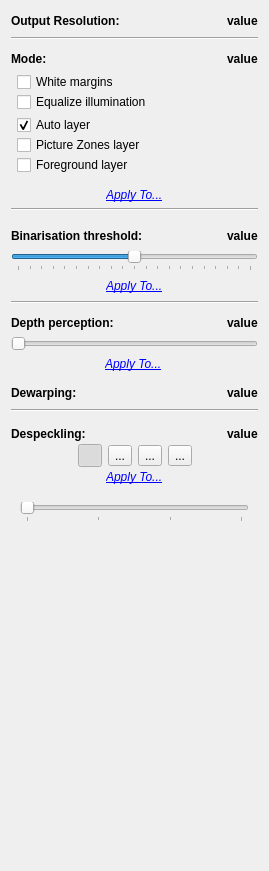
Above: filters/output/ui/OutputOptionsWidget.ui from ImageProcessing-ElectronicPublications/scantailor-deviant before the change. Below: the same form after it.
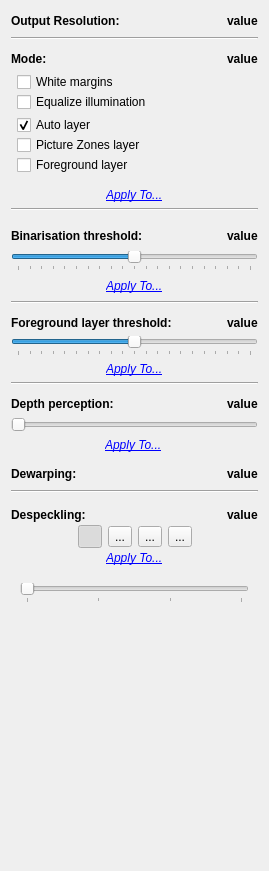
That is the form after the change. Icons and pictures are not drawn.

```diff
--- a/filters/output/ui/OutputOptionsWidget.ui
+++ b/filters/output/ui/OutputOptionsWidget.ui
@@ -13,7 +13,7 @@
   <property name="windowTitle">
    <string>Form</string>
   </property>
-  <layout class="QVBoxLayout" name="verticalLayout_4">
+  <layout class="QVBoxLayout" name="verticalLayout_8">
    <item>
     <layout class="QHBoxLayout" name="horizontalLayout_15">
      <item>
@@ -508,6 +508,175 @@
      </layout>
     </widget>
    </item>
+   <item>
+    <widget class="QWidget" name="bwForegroundOptions" native="true">
+     <layout class="QVBoxLayout" name="verticalLayout_4">
+      <property name="spacing">
+       <number>3</number>
+      </property>
+      <property name="leftMargin">
+       <number>0</number>
+      </property>
+      <property name="topMargin">
+       <number>3</number>
+      </property>
+      <property name="rightMargin">
+       <number>0</number>
+      </property>
+      <property name="bottomMargin">
+       <number>0</number>
+      </property>
+      <item>
+       <layout class="QHBoxLayout" name="horizontalLayout_13">
+        <item>
+         <widget class="QLabel" name="label_2">
+          <property name="font">
+           <font>
+            <weight>75</weight>
+            <bold>true</bold>
+           </font>
+          </property>
+          <property name="text">
+           <string>Foreground layer threshold:</string>
+          </property>
+         </widget>
+        </item>
+        <item>
+         <spacer name="horizontalSpacer_16">
+          <property name="orientation">
+           <enum>Qt::Horizontal</enum>
+          </property>
+          <property name="sizeHint" stdset="0">
+           <size>
+            <width>40</width>
+            <height>20</height>
+           </size>
+          </property>
+         </spacer>
+        </item>
+        <item>
+         <widget class="QLabel" name="thresholdForegroundLabel">
+          <property name="font">
+           <font>
+            <weight>75</weight>
+            <bold>true</bold>
+           </font>
+          </property>
+          <property name="text">
+           <string notr="true">value</string>
+          </property>
+         </widget>
+        </item>
+       </layout>
+      </item>
+      <item>
+       <layout class="QHBoxLayout" name="horizontalLayout_8">
+        <property name="spacing">
+         <number>0</number>
+        </property>
+        <item>
+         <widget class="QSlider" name="thresholdForegroundSlider">
+          <property name="contextMenuPolicy">
+           <enum>Qt::ActionsContextMenu</enum>
+          </property>
+          <property name="styleSheet">
+           <string notr="true"/>
+          </property>
+          <property name="minimum">
+           <number>-30</number>
+          </property>
+          <property name="maximum">
+           <number>30</number>
+          </property>
+          <property name="singleStep">
+           <number>1</number>
+          </property>
+          <property name="pageStep">
+           <number>5</number>
+          </property>
+          <property name="tracking">
+           <bool>true</bool>
+          </property>
+          <property name="orientation">
+           <enum>Qt::Horizontal</enum>
+          </property>
+          <property name="invertedAppearance">
+           <bool>false</bool>
+          </property>
+          <property name="invertedControls">
+           <bool>false</bool>
+          </property>
+          <property name="tickPosition">
+           <enum>QSlider::TicksBelow</enum>
+          </property>
+          <property name="tickInterval">
+           <number>3</number>
+          </property>
+         </widget>
+        </item>
+       </layout>
+      </item>
+      <item>
+       <layout class="QHBoxLayout" name="horizontalLayout_14">
+        <property name="spacing">
+         <number>0</number>
+        </property>
+        <item>
+         <spacer name="horizontalSpacer_17">
+          <property name="orientation">
+           <enum>Qt::Horizontal</enum>
+          </property>
+          <property name="sizeHint" stdset="0">
+           <size>
+            <width>40</width>
+            <height>20</height>
+           </size>
+          </property>
+         </spacer>
+        </item>
+        <item>
+         <widget class="QLabel" name="applyForegroundThresholdButton">
+          <property name="font">
+           <font>
+            <italic>true</italic>
+           </font>
+          </property>
+          <property name="contextMenuPolicy">
+           <enum>Qt::NoContextMenu</enum>
+          </property>
+          <property name="text">
+           <string>&lt;a href=&quot;#&quot;&gt;Apply To...&lt;/a&gt;</string>
+          </property>
+          <property name="textFormat">
+           <enum>Qt::RichText</enum>
+          </property>
+         </widget>
+        </item>
+        <item>
+         <spacer name="horizontalSpacer_18">
+          <property name="orientation">
+           <enum>Qt::Horizontal</enum>
+          </property>
+          <property name="sizeHint" stdset="0">
+           <size>
+            <width>40</width>
+            <height>20</height>
+           </size>
+          </property>
+         </spacer>
+        </item>
+       </layout>
+      </item>
+      <item>
+       <widget class="Line" name="line_6">
+        <property name="orientation">
+         <enum>Qt::Horizontal</enum>
+        </property>
+       </widget>
+      </item>
+     </layout>
+    </widget>
+   </item>
    <item>
     <widget class="QWidget" name="depthPerceptionPanel" native="true">
      <layout class="QVBoxLayout" name="verticalLayout_2">
```
Left out of the diff: 6 changed lines with no effect on the pictures.
